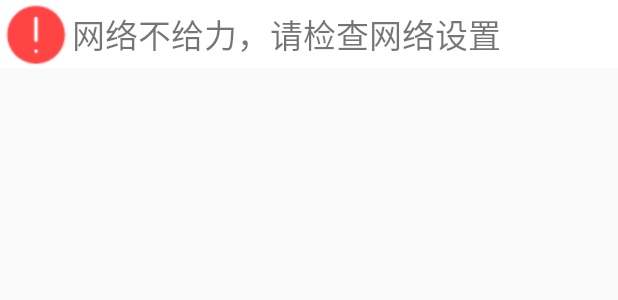
After one commit to anghune/ExpressCheck, an Android app: the layout net_not_connected_layout.xml on its own in the app's theme, with its tools: preview values and no code run, on a phone screen of 412 x 824 dp. The commit adds this screen. Shown: the top 300 px of the screen. Run offline under Robolectric (Android 15) with nearby library versions, the phone set to English and light mode, and no system bars.

Commit message:
添加了没网提示View

```diff
--- a/app/src/main/java/bruce/com/expresscheck/queryexpress/QureyExpressContract.java
+++ b/app/src/main/java/bruce/com/expresscheck/queryexpress/QureyExpressContract.java
@@ -17,6 +17,8 @@ public interface QureyExpressContract {
 
         String getNumber();
 
+        void showNetNotConnect();
+
     }
 
     interface Presenter extends BasePresenter {
--- a/app/src/main/res/layout/activity_query_express.xml
+++ b/app/src/main/res/layout/activity_query_express.xml
@@ -28,5 +28,4 @@
         android:layout_height="match_parent" />
 
 
-
 </android.support.design.widget.CoordinatorLayout>
--- /dev/null
+++ b/app/src/main/res/layout/net_not_connected_layout.xml
@@ -0,0 +1,20 @@
+<?xml version="1.0" encoding="utf-8"?>
+<LinearLayout xmlns:android="http://schemas.android.com/apk/res/android"
+    android:layout_width="match_parent"
+    android:layout_height="45dp"
+    android:orientation="horizontal"
+    android:background="@android:color/background_light">
+    <ImageView
+        android:layout_width="wrap_content"
+        android:layout_height="match_parent"
+        android:src="@drawable/prompt"
+        android:tint="@android:color/holo_red_light"
+        android:layout_gravity="left"/>
+    <TextView
+        android:layout_width="wrap_content"
+        android:layout_height="match_parent"
+        android:text="@string/prompt_text"
+        android:gravity="center"
+        android:textSize="10pt"/>
+
+</LinearLayout>
--- a/app/src/main/res/values/strings.xml
+++ b/app/src/main/res/values/strings.xml
@@ -3,4 +3,5 @@
     <string name="action_settings">Settings</string>
     <string name="express_number">订单号</string>
     <string name="query">查询</string>
+    <string name="prompt_text">网络不给力，请检查网络设置</string>
 </resources>
```
Also changed, not shown: app/build.gradle (+9 -7 lines), app/src/main/res/layout/content_query_express.xml (+14 -10 lines), app/src/main/res/drawable-mdpi/prompt.png (added).
